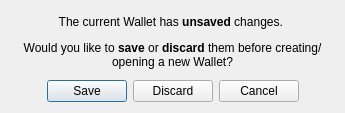
waltergallegog/SEcubeWallet, file scr/saveconfirmation.ui: the form before one commit.
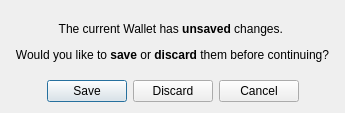
The form after the commit.

The edit to the form file:
```diff
--- a/scr/saveconfirmation.ui
+++ b/scr/saveconfirmation.ui
@@ -17,7 +17,7 @@
    <item>
     <widget class="QLabel" name="label">
      <property name="text">
-      <string>&lt;html&gt;&lt;head/&gt;&lt;body&gt;&lt;p&gt;The current Wallet has &lt;span style=&quot; font-weight:600;&quot;&gt;unsaved&lt;/span&gt; changes. &lt;/p&gt;&lt;p&gt;Would you like to &lt;span style=&quot; font-weight:600;&quot;&gt;save&lt;/span&gt; or &lt;span style=&quot; font-weight:600;&quot;&gt;discard&lt;/span&gt; them before creating/opening a new Wallet?&lt;/p&gt;&lt;/body&gt;&lt;/html&gt;</string>
+      <string>&lt;html&gt;&lt;head/&gt;&lt;body&gt;&lt;p&gt;The current Wallet has &lt;span style=&quot; font-weight:600;&quot;&gt;unsaved&lt;/span&gt; changes. &lt;/p&gt;&lt;p&gt;Would you like to &lt;span style=&quot; font-weight:600;&quot;&gt;save&lt;/span&gt; or &lt;span style=&quot; font-weight:600;&quot;&gt;discard&lt;/span&gt; them before continuing?&lt;/p&gt;&lt;/body&gt;&lt;/html&gt;</string>
      </property>
      <property name="alignment">
       <set>Qt::AlignCenter</set>
```
